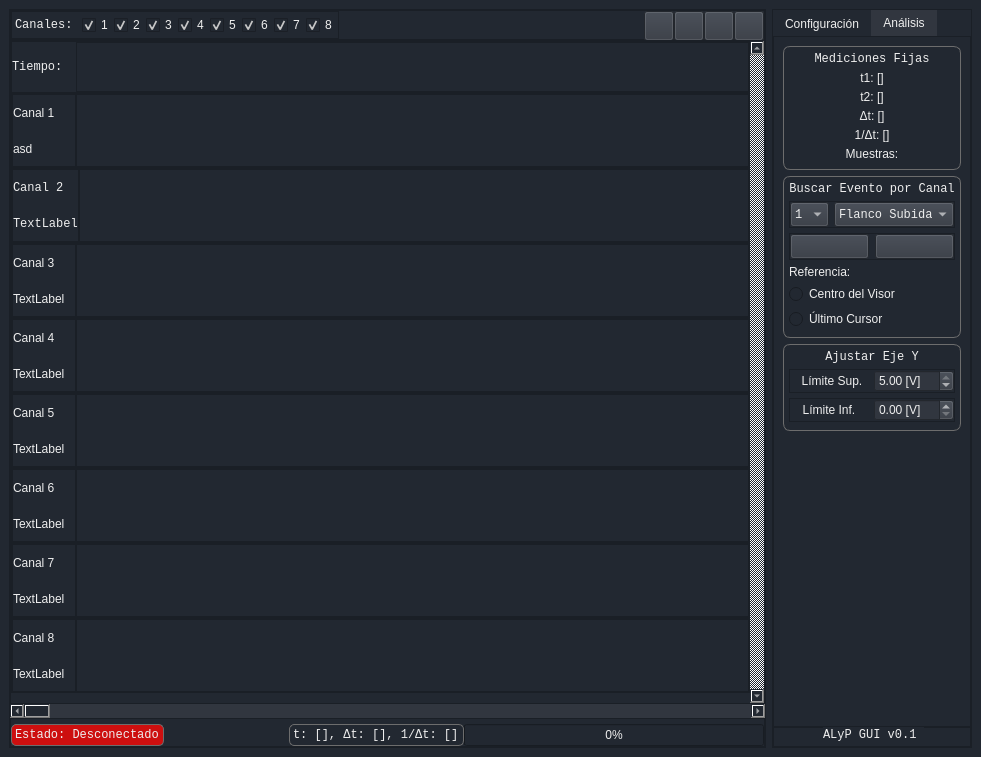
Old version of the form GUI v0.1/src/mainwindow.ui in the repository KarimHacen7/ProyectoFinal.
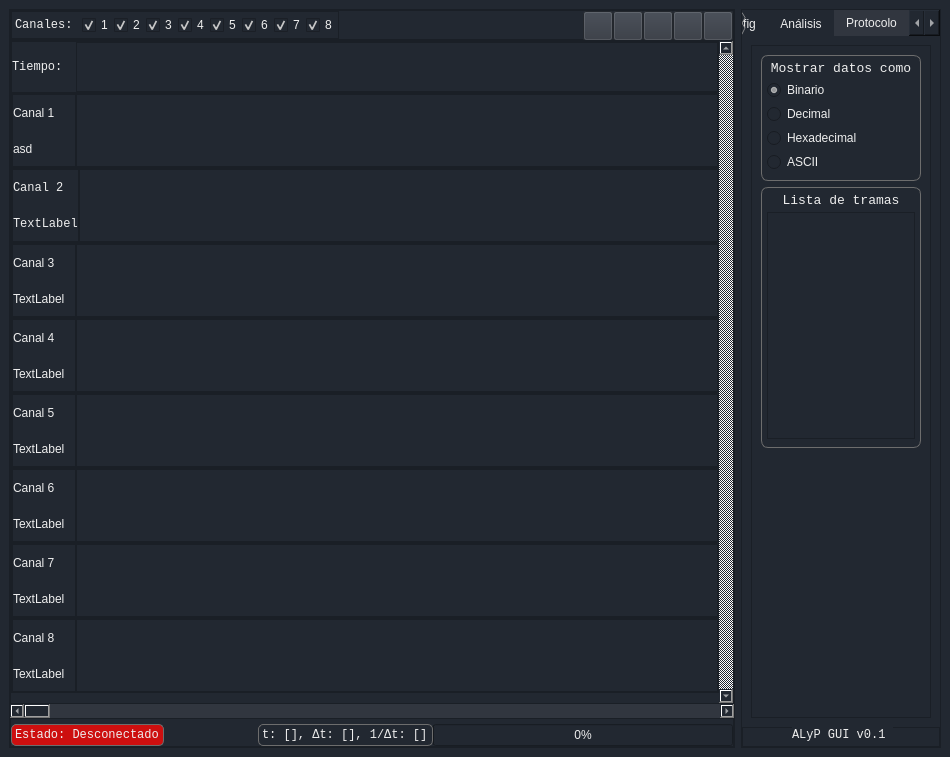
New version of the form. Icons and pictures are not drawn.

Commit message: UI updates and protocol analysis debug

```diff
--- a/GUI v0.1/src/mainwindow.ui
+++ b/GUI v0.1/src/mainwindow.ui
@@ -6,7 +6,7 @@
    <rect>
     <x>0</x>
     <y>0</y>
-    <width>981</width>
+    <width>950</width>
     <height>757</height>
    </rect>
   </property>
@@ -301,6 +301,41 @@
             </property>
            </spacer>
           </item>
+          <item>
+           <widget class="QPushButton" name="protocolAnalysisPushButton">
+            <property name="sizePolicy">
+             <sizepolicy hsizetype="Fixed" vsizetype="Fixed">
+              <horstretch>0</horstretch>
+              <verstretch>0</verstretch>
+             </sizepolicy>
+            </property>
+            <property name="minimumSize">
+             <size>
+              <width>30</width>
+              <height>30</height>
+             </size>
+            </property>
+            <property name="maximumSize">
+             <size>
+              <width>30</width>
+              <height>30</height>
+             </size>
+            </property>
+            <property name="text">
+             <string/>
+            </property>
+            <property name="icon">
+             <iconset resource="Icons.qrc">
+              <normaloff>:/ButtonIcons/ico/Analyze.png</normaloff>:/ButtonIcons/ico/Analyze.png</iconset>
+            </property>
+            <property name="iconSize">
+             <size>
+              <width>26</width>
+              <height>26</height>
+             </size>
+            </property>
+           </widget>
+          </item>
           <item>
            <widget class="QPushButton" name="fixedCursorsPushButton">
             <property name="sizePolicy">
@@ -454,7 +489,7 @@
            <rect>
             <x>0</x>
             <y>0</y>
-            <width>736</width>
+            <width>705</width>
             <height>659</height>
            </rect>
           </property>
@@ -1693,7 +1728,7 @@
 </string>
          </property>
          <property name="currentIndex">
-          <number>1</number>
+          <number>2</number>
          </property>
          <widget class="QWidget" name="samplingConfigTab">
           <property name="accessibleName">
@@ -1703,7 +1738,7 @@
            <string notr="true"/>
           </property>
           <attribute name="title">
-           <string>Configuración</string>
+           <string>Config</string>
           </attribute>
           <layout class="QVBoxLayout" name="verticalLayout_9">
            <property name="spacing">
@@ -3358,6 +3393,190 @@
            </item>
           </layout>
          </widget>
+         <widget class="QWidget" name="protocolTab">
+          <attribute name="title">
+           <string>Protocolo</string>
+          </attribute>
+          <layout class="QVBoxLayout" name="verticalLayout_25">
+           <item>
+            <widget class="QFrame" name="protocolFrame">
+             <property name="styleSheet">
+              <string notr="true">QFrame#bitInterpretationFrame,
+QFrame#framesListFrame
+{
+border: 1px solid rgb(109, 109, 109);
+border-radius: 7px;
+padding:5px;
+padding-bottom:8px
+}</string>
+             </property>
+             <property name="frameShape">
+              <enum>QFrame::StyledPanel</enum>
+             </property>
+             <property name="frameShadow">
+              <enum>QFrame::Raised</enum>
+             </property>
+             <layout class="QVBoxLayout" name="verticalLayout_26">
+              <item>
+               <widget class="QFrame" name="bitInterpretationFrame">
+                <property name="frameShape">
+                 <enum>QFrame::NoFrame</enum>
+                </property>
+                <property name="frameShadow">
+                 <enum>QFrame::Raised</enum>
+                </property>
+                <layout class="QGridLayout" name="gridLayout_2">
+                 <property name="leftMargin">
+                  <number>0</number>
+                 </property>
+                 <property name="topMargin">
+                  <number>0</number>
+                 </property>
+                 <property name="rightMargin">
+                  <number>0</number>
+                 </property>
+                 <property name="bottomMargin">
+                  <number>0</number>
+                 </property>
+                 <property name="horizontalSpacing">
+                  <number>0</number>
+                 </property>
+                 <property name="verticalSpacing">
+                  <number>4</number>
+                 </property>
+                 <item row="1" column="0">
+                  <widget class="QRadioButton" name="binaryInterpretationRadioButton">
+                   <property name="text">
+                    <string>Binario</string>
+                   </property>
+                   <property name="checked">
+                    <bool>true</bool>
+                   </property>
+                  </widget>
+                 </item>
+                 <item row="0" column="0">
+                  <widget class="QLabel" name="interpretationLabel">
+                   <property name="font">
+                    <font>
+                     <family>Consolas</family>
+                     <pointsize>10</pointsize>
+                     <italic>false</italic>
+                     <bold>false</bold>
+                    </font>
+                   </property>
+                   <property name="styleSheet">
+                    <string notr="true">*
+{
+font: 500 10pt &quot;Consolas&quot;;
+}</string>
+                   </property>
+                   <property name="text">
+                    <string>Mostrar datos como</string>
+                   </property>
+                   <property name="alignment">
+                    <set>Qt::AlignCenter</set>
+                   </property>
+                  </widget>
+                 </item>
+                 <item row="4" column="0">
+                  <widget class="QRadioButton" name="ASCIIInterpretationRadioButton">
+                   <property name="text">
+                    <string>ASCII</string>
+                   </property>
+                  </widget>
+                 </item>
+                 <item row="3" column="0">
+                  <widget class="QRadioButton" name="hexadecimalInterpretationRadioButton">
+                   <property name="text">
+                    <string>Hexadecimal</string>
+                   </property>
+                  </widget>
+                 </item>
+                 <item row="2" column="0">
+                  <widget class="QRadioButton" name="decimalInterpretationRadioButton">
+                   <property name="text">
+                    <string>Decimal</string>
+                   </property>
+                  </widget>
+                 </item>
+                </layout>
+               </widget>
+              </item>
+              <item>
+               <widget class="QFrame" name="framesListFrame">
+                <property name="frameShape">
+                 <enum>QFrame::NoFrame</enum>
+                </property>
+                <property name="frameShadow">
+                 <enum>QFrame::Raised</enum>
+                </property>
+                <layout class="QGridLayout" name="gridLayout_3">
+                 <property name="leftMargin">
+                  <number>0</number>
+                 </property>
+                 <property name="topMargin">
+                  <number>0</number>
+                 </property>
+                 <property name="rightMargin">
+                  <number>0</number>
+                 </property>
+                 <property name="bottomMargin">
+                  <number>0</number>
+                 </property>
+                 <property name="horizontalSpacing">
+                  <number>0</number>
+                 </property>
+                 <property name="verticalSpacing">
+                  <number>4</number>
+                 </property>
+                 <item row="0" column="0">
+                  <widget class="QLabel" name="FramesListLabel">
+                   <property name="font">
+                    <font>
+                     <family>Consolas</family>
+                     <pointsize>10</pointsize>
+                     <italic>false</italic>
+                     <bold>false</bold>
+                    </font>
+                   </property>
+                   <property name="styleSheet">
+                    <string notr="true">*
+{
+font: 500 10pt &quot;Consolas&quot;;
+}</string>
+                   </property>
+                   <property name="text">
+                    <string>Lista de tramas</string>
+                   </property>
+                   <property name="alignment">
+                    <set>Qt::AlignCenter</set>
+                   </property>
+                  </widget>
+                 </item>
+                 <item row="1" column="0">
+                  <widget class="QTableView" name="framesTableView"/>
+                 </item>
+                </layout>
+               </widget>
+              </item>
+              <item>
+               <spacer name="verticalSpacer_2">
+                <property name="orientation">
+                 <enum>Qt::Vertical</enum>
+                </property>
+                <property name="sizeHint" stdset="0">
+                 <size>
+                  <width>20</width>
+                  <height>40</height>
+                 </size>
+                </property>
+               </spacer>
+              </item>
+             </layout>
+            </widget>
+           </item>
+          </layout>
+         </widget>
         </widget>
        </item>
        <item alignment="Qt::AlignVCenter">
```
Left out of the diff: 2 changed lines with no effect on the pictures. The commit also changes 23 other files.
